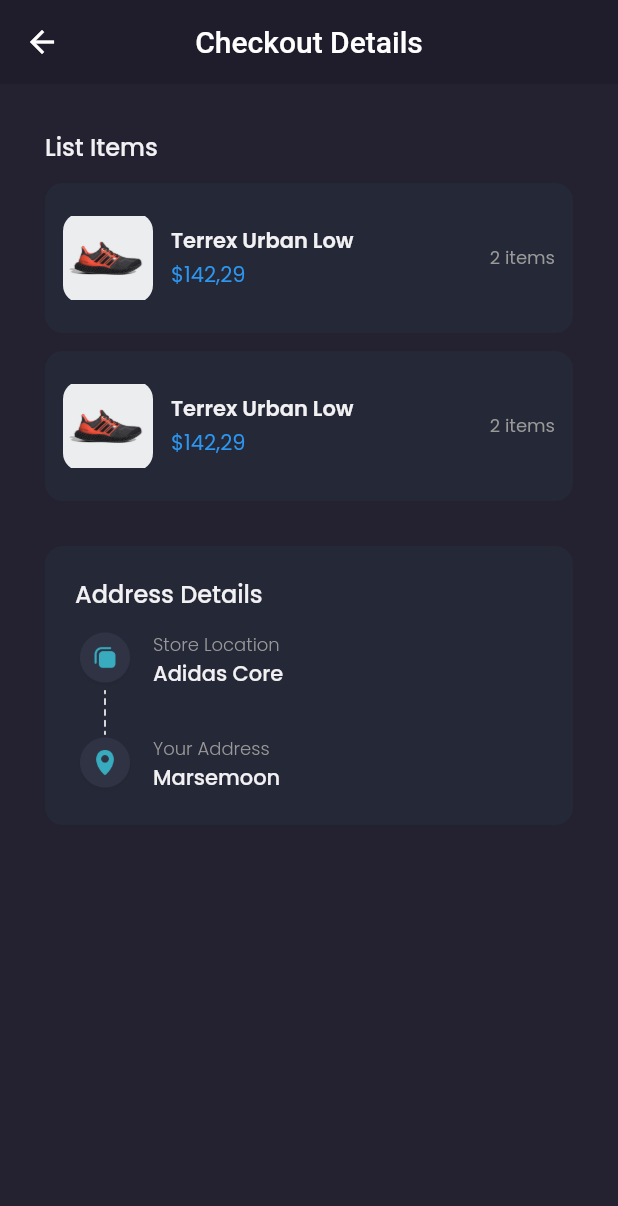
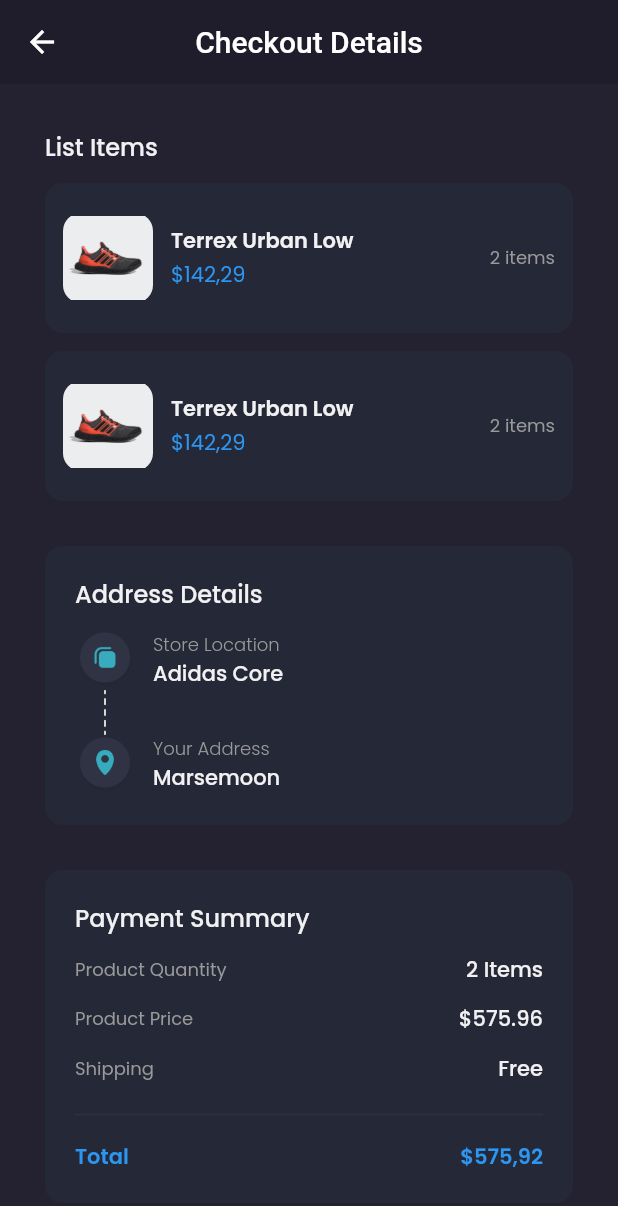
Before and after one commit to hanz-fr/fluvel-ecommerce-fe, a Flutter app: the CheckoutPage screen opened by its route, on a phone screen of 412 x 824 dp. Shown: the top 1206 px of the screen. Run offline on Flutter 3.47's test engine with Material 2 defaults, Android fonts, the phone set to English and light mode, and no system bars; our stand-ins replace carousel_slider, google_fonts.

Commit message:
added payment summary on checkout page

```diff
--- a/lib/pages/checkout_page.dart
+++ b/lib/pages/checkout_page.dart
@@ -1,13 +1,11 @@
 import 'package:flutter/material.dart';
 import 'package:flutter_ecommerce/theme.dart';
 import 'package:flutter_ecommerce/widgets/checkout_card.dart';
-
 
 class CheckoutPage extends StatelessWidget {
   const CheckoutPage({Key? key}) : super(key: key);
   @override
   Widget build(BuildContext context) {
-
     /* Header */
     PreferredSize header() {
       return PreferredSize(
@@ -16,9 +14,7 @@ class CheckoutPage extends StatelessWidget {
           backgroundColor: bgColor1,
           elevation: 0,
           centerTitle: true,
-          title: const Text(
-            'Checkout Details'
-          ),
+          title: const Text('Checkout Details'),
         ),
       );
     }
@@ -30,7 +26,6 @@ class CheckoutPage extends StatelessWidget {
           horizontal: defaultMargin,
         ),
         children: [
-
           /* LIST ITEMS */
           Container(
             margin: EdgeInsets.only(top: defaultMargin),
@@ -68,7 +63,9 @@ class CheckoutPage extends StatelessWidget {
                     fontWeight: medium,
                   ),
                 ),
-                const SizedBox(height: 12,),
+                const SizedBox(
+                  height: 12,
+                ),
                 Row(
                   children: [
                     Column(
@@ -106,7 +103,9 @@ class CheckoutPage extends StatelessWidget {
                             fontWeight: medium,
                           ),
                         ),
-                        SizedBox(height: defaultMargin,),
+                        SizedBox(
+                          height: defaultMargin,
+                        ),
                         Text(
                           'Your Address',
                           style: secondaryTextStyle.copyWith(
@@ -121,13 +120,117 @@ class CheckoutPage extends StatelessWidget {
                           ),
                         ),
                       ],
+                    ),
+                  ],
+                ),
+              ],
+            ),
+          ),
+
+          /* Paymnet Summary */
+          Container(
+            margin: EdgeInsets.only(top: defaultMargin),
+            padding: const EdgeInsets.all(20),
+            decoration: BoxDecoration(
+              color: bgColor4,
+              borderRadius: BorderRadius.circular(12),
+            ),
+            child: Column(
+              crossAxisAlignment: CrossAxisAlignment.start,
+              children: [
+                Text(
+                  'Payment Summary',
+                  style: primaryTextStyle.copyWith(
+                    fontSize: 16,
+                    fontWeight: medium,
+                  ),
+                ),
+                const SizedBox(
+                  height: 12,
+                ),
+                Row(
+                  mainAxisAlignment: MainAxisAlignment.spaceBetween,
+                  children: [
+                    Text(
+                      'Product Quantity',
+                      style: secondaryTextStyle.copyWith(
+                        fontSize: 12,
+                      ),
+                    ),
+                    Text(
+                      '2 Items',
+                      style: primaryTextStyle.copyWith(
+                        fontWeight: medium,
+                      ),
+                    ),
+                  ],
+                ),
+                const SizedBox(
+                  height: 12,
+                ),
+                Row(
+                  mainAxisAlignment: MainAxisAlignment.spaceBetween,
+                  children: [
+                    Text(
+                      'Product Price',
+                      style: secondaryTextStyle.copyWith(
+                        fontSize: 12,
+                      ),
+                    ),
+                    Text(
+                      '\$575.96',
+                      style: primaryTextStyle.copyWith(
+                        fontWeight: medium,
+                      ),
+                    ),
+                  ],
+                ),
+                const SizedBox(
+                  height: 12,
+                ),
+                Row(
+                  mainAxisAlignment: MainAxisAlignment.spaceBetween,
+                  children: [
+                    Text(
+                      'Shipping',
+                      style: secondaryTextStyle.copyWith(
+                        fontSize: 12,
+                      ),
+                    ),
+                    Text(
+                      'Free',
+                      style: primaryTextStyle.copyWith(
+                        fontWeight: medium,
+                      ),
+                    ),
+                  ],
+                ),
+                const SizedBox(height: 12,),
+                const Divider(
+                  thickness: 1,
+                  color: Color(0xff2E3141),
+                ),
+                const SizedBox(height: 10,),
+                Row(
+                  mainAxisAlignment: MainAxisAlignment.spaceBetween,
+                  children: [
+                    Text(
+                      'Total',
+                      style: priceTextStyle.copyWith(
+                        fontWeight: semiBold,
+                      ),
+                    ),
+                    Text(
+                      '\$575,92',
+                      style: priceTextStyle.copyWith(
+                        fontWeight: semiBold,
+                      ),
                     )
                   ],
                 )
               ],
             ),
           ),
-
         ],
       );
     }
```
